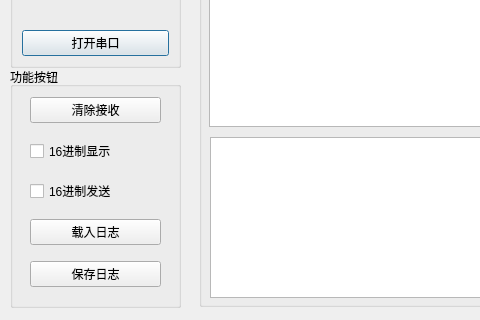
Before: the Qt Designer form UsartTool/UsartTool/dialog.ui in LiumaoShinn/UsartTool, drawn with Qt 5; both pictures show x 0 to 480 and y 243 to 563 of the 815 by 563 pixel window.
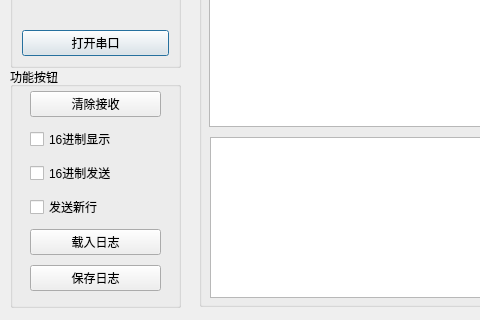
After: the same form once the commit is applied.

Patch:
```diff
--- a/UsartTool/UsartTool/dialog.ui
+++ b/UsartTool/UsartTool/dialog.ui
@@ -266,6 +266,13 @@
        </property>
       </widget>
      </item>
+     <item>
+      <widget class="QCheckBox" name="newLine">
+       <property name="text">
+        <string>发送新行</string>
+       </property>
+      </widget>
+     </item>
      <item>
       <widget class="QPushButton" name="btnReadLog">
        <property name="text">
```
